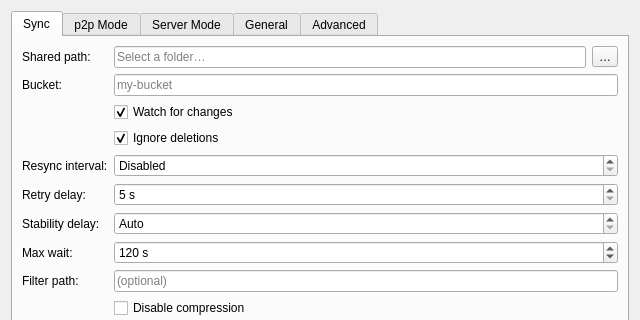
Before: the Qt Designer form hsync_desktop/ui/settings_dialog.ui in albertsdk/hsync-desktop, drawn with Qt 5; both pictures show x 0 to 640 and y 0 to 320 of the 640 by 480 pixel window.
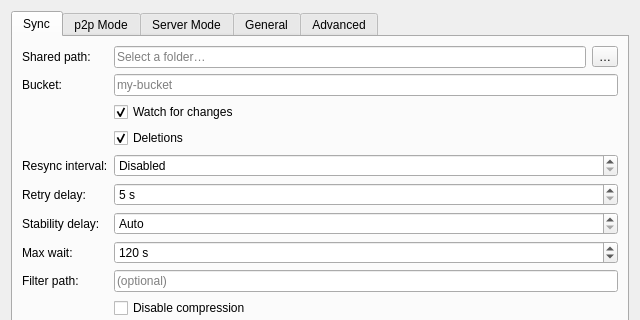
After: the same form once the commit is applied. Icons and pictures are not drawn.

Commit message:
refactor(settings): rename the deletion-policy checkbox
The Settings form still carried the old `ignoreDelete` widget name (replaced at
build time by the policy combo); it now matches the control it becomes.

Patch:
```diff
--- a/hsync_desktop/ui/settings_dialog.ui
+++ b/hsync_desktop/ui/settings_dialog.ui
@@ -90,7 +90,7 @@
        <item row="3" column="1">
         <widget class="QCheckBox" name="ignoreDelete">
          <property name="text">
-          <string>Ignore deletions</string>
+          <string>Deletions</string>
          </property>
          <property name="checked">
           <bool>true</bool>
```
Left out of the diff: 2 changed lines with no effect on the pictures. The commit also changes 1 other file.
